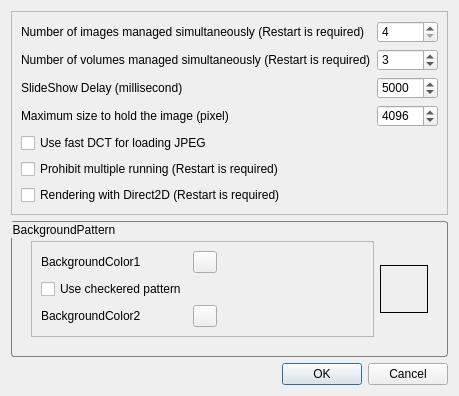
This is QuickViewer/src/optionsdialog.ui in kanryu/quickviewer as Qt 5 draws it before an edit. The edited form follows.
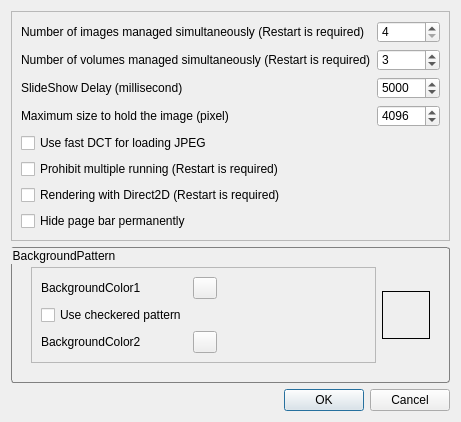
This is the edited form.

Commit message: Hide page bar permanently

What changed in the file:
```diff
--- a/QuickViewer/src/optionsdialog.ui
+++ b/QuickViewer/src/optionsdialog.ui
@@ -6,8 +6,8 @@
    <rect>
     <x>0</x>
     <y>0</y>
-    <width>453</width>
-    <height>363</height>
+    <width>461</width>
+    <height>385</height>
    </rect>
   </property>
   <property name="windowTitle">
@@ -39,7 +39,7 @@
      <property name="frameShadow">
       <enum>QFrame::Raised</enum>
      </property>
-     <layout class="QGridLayout" name="gridLayout">
+     <layout class="QFormLayout" name="formLayout_2">
       <item row="0" column="0">
        <widget class="QLabel" name="label_4">
         <property name="sizePolicy">
@@ -156,6 +156,16 @@
         </property>
        </widget>
       </item>
+      <item row="4" column="0">
+       <widget class="QCheckBox" name="checkBoxUseFastDctForJPEG">
+        <property name="toolTip">
+         <string>Speed up JPEG loading in exchange for quality of display.</string>
+        </property>
+        <property name="text">
+         <string extracomment="Option to use TJFLAG_FASTDCT on libjpeg-turbo">Use fast DCT for loading JPEG</string>
+        </property>
+       </widget>
+      </item>
       <item row="5" column="0">
        <widget class="QCheckBox" name="checkBoxProhibitMultipleRunning">
         <property name="text">
@@ -173,13 +183,10 @@
         </property>
        </widget>
       </item>
-      <item row="4" column="0">
-       <widget class="QCheckBox" name="checkBoxUseFastDctForJPEG">
-        <property name="toolTip">
-         <string>Speed up JPEG loading in exchange for quality of display.</string>
-        </property>
+      <item row="7" column="0">
+       <widget class="QCheckBox" name="checkBoxHidePageBarParmanently">
         <property name="text">
-         <string extracomment="Option to use TJFLAG_FASTDCT on libjpeg-turbo">Use fast DCT for loading JPEG</string>
+         <string extracomment="Flag to suppress the automatic display of the page bar">Hide page bar permanently</string>
         </property>
        </widget>
       </item>
```
The commit also changes 4 other files.
